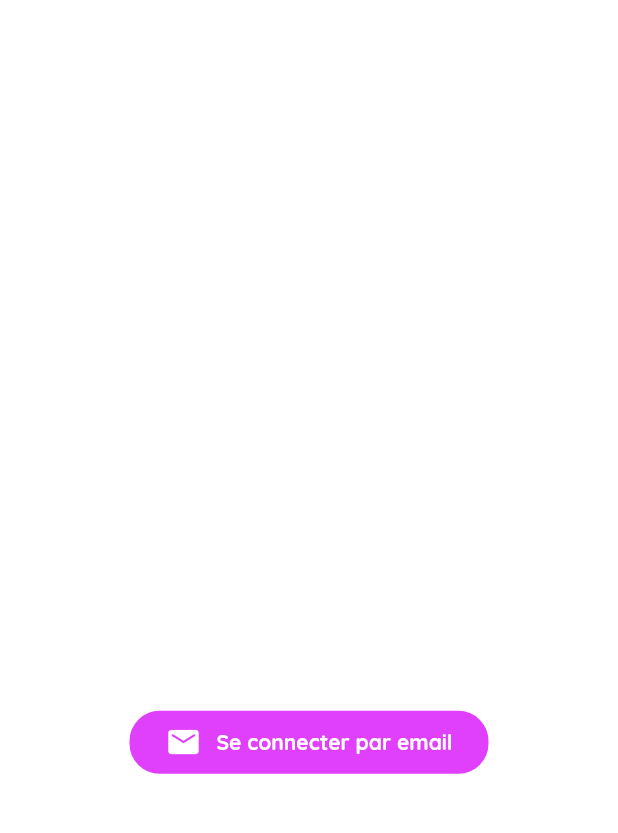
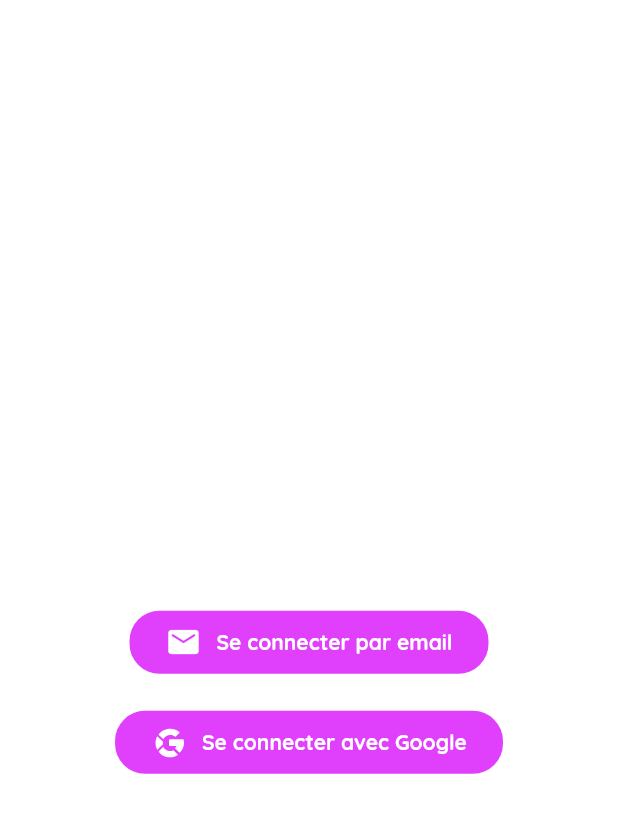
Before and after one commit to Louisp78/Fevly, a Flutter app: the screen it shows after launch, on a phone screen of 412 x 824 dp, the part 388-1221 px from its top. Run offline on Flutter 3.47's test engine with Material 2 defaults, Android fonts, the light colour scheme and no system bars; drawn by our look-alikes of auto_size_text; our stand-ins replace firebase_auth, firebase_core, flutter_svg, google_fonts, google_sign_in, rive; accounts and stored records are empty; generated files the repository leaves out were written again; project files that could hold a hidden picture were left out.

```diff
--- a/fevly/lib/components/custom_text_field.dart
+++ b/fevly/lib/components/custom_text_field.dart
@@ -17,6 +17,7 @@ class CustomTextField extends StatefulWidget {
   final InputDecorationType type;
   final TextEditingController? controller;
   final String? error_msg;
+  final TextInputType? textInputType;
 
   const CustomTextField(
       {this.obscureText = false,
@@ -32,7 +33,8 @@ class CustomTextField extends StatefulWidget {
       required this.hintText,
       this.type = InputDecorationType.basic,
       this.controller,
-      this.error_msg = null});
+      this.error_msg,
+      this.textInputType});
 
   @override
   _CustomTextFieldState createState() => _CustomTextFieldState();
@@ -53,6 +55,7 @@ class _CustomTextFieldState extends State<CustomTextField> {
         borderRadius: BorderRadius.circular(20),
       ),
       child: TextFormField(
+          keyboardType: widget.textInputType,
           controller: _controller,
           onEditingComplete: widget.withCleaning
               ? () {
@@ -93,6 +96,7 @@ class _CustomTextFieldState extends State<CustomTextField> {
           hintText: widget.hintText,
           hintStyle: widget.hintStyle,
           errorText: widget.error_msg,
+          errorMaxLines: 2,
         ).applyDefaults(themeInput);
     }
   }
--- a/fevly/lib/errors_msg.dart
+++ b/fevly/lib/errors_msg.dart
@@ -1,5 +1,6 @@
 const Kemail_error_msg = 'Entrer une adresse email';
-const Kpassword_error_msg = 'Entrer un mot de passe';
+const Kpassword_error_msg =
+    'Entrer un mot de passe valide (8 caractères, chiffres, lettres)';
 const Kpassword_error_long_msg = """
 Le mot de passe doit respecter les criteres suivant:
 - 8 caractères ou +
--- a/fevly/lib/routes.dart
+++ b/fevly/lib/routes.dart
@@ -1,8 +1,9 @@
+import 'package:fevly/components/custom_snackbar.dart';
+import 'package:fevly/constant.dart';
 import 'package:fevly/models/user.dart';
 import 'package:fevly/screens/auth/auth_screen.dart';
 import 'package:fevly/screens/condition_of_use/condition_of_use_screen.dart';
 import 'package:fevly/screens/dashboard/dashboard_screen.dart';
-import 'package:fevly/screens/login/login_screen.dart';
 import 'package:fevly/screens/notifications/notifications_screen.dart';
 import 'package:fevly/screens/party/party_screen.dart';
 import 'package:fevly/screens/party_info/party_info_screen.dart';
@@ -19,25 +20,27 @@ import 'models/party.dart';
 mixin RouterNav {
   static Route<dynamic> generateRoute(RouteSettings settings) {
     switch (settings.name) {
+
+      // FIXME : find a better way to rebuild and keep the good route
       case '/':
         return PageRouteBuilder(
           pageBuilder: (context, animation, secondaryAnimation) =>
               Consumer<ApplicationState>(builder: (context, appState, _) {
-            if (appState.loginState == ApplicationLoginState.loggedIn)
+            final ApplicationState appState =
+                Provider.of<ApplicationState>(context);
+            if (appState.loginState == ApplicationLoginState.loggedIn) {
+              //return Navigator.pushNamed(context, '/dashboard');
               return const DashboardScreen();
-            else {
+            } else {
               return const AuthScreen();
+              //Navigator.pushNamed(context, '/auth');
             }
           }),
+          transitionsBuilder: slideUpTransition(),
+          transitionDuration: const Duration(milliseconds: 1000),
         );
-      case '/login':
-        return PageRouteBuilder(
-          pageBuilder: (context, animation, secondaryAnimation) =>
-              const LoginScreen(),
-          transitionsBuilder: slideLeftTransition(),
-          transitionDuration: const Duration(milliseconds: 500),
-        );
-      case '/signin_step1':
+
+      case '/auth':
         return PageRouteBuilder(
           pageBuilder: (context, animation, secondaryAnimation) =>
               const AuthScreen(),
@@ -55,32 +58,6 @@ mixin RouterNav {
           transitionDuration: const Duration(milliseconds: 500),
         );
 
-      /*
-      ! Not for minimal version
-      case '/profile/my_lists':
-        return PageRouteBuilder(
-          pageBuilder: (context, animation, secondaryAnimation) =>
-              MyListsScreen(
-            listOfGuestList: kCurrentUser.listOfGuestList,
-            listOfProductList: kCurrentUser.listOfProductList,
-          ),
-        );
-
-      case '/profile/my_lists/product_list':
-        return PageRouteBuilder(
-          pageBuilder: (context, animation, secondaryAnimation) =>
-              ProductListScreen(
-            productList: settings.arguments! as ProductList,
-          ),
-        );
-
-      case '/profile/my_lists/guest_list':
-        return PageRouteBuilder(
-          pageBuilder: (context, animation, secondaryAnimation) =>
-              ProductListScreen(
-            productList: settings.arguments! as ProductList,
-          ),
-        );*/
       case '/search':
         return PageRouteBuilder(
           pageBuilder: (context, animation, secondaryAnimation) {
@@ -94,13 +71,13 @@ mixin RouterNav {
               type: args['type'] as SearchScreenType,
             );
           },
+          transitionsBuilder: slideLeftTransition(),
         );
 
       case '/dashboard':
         return PageRouteBuilder(
           pageBuilder: (context, animation, secondaryAnimation) =>
               const DashboardScreen(),
-          transitionsBuilder: slideUpTransition(),
           transitionDuration: const Duration(milliseconds: 500),
         );
 
@@ -136,3 +113,30 @@ mixin RouterNav {
     }
   }
 }
+
+      /*
+      ! Not for minimal version
+      case '/profile/my_lists':
+        return PageRouteBuilder(
+          pageBuilder: (context, animation, secondaryAnimation) =>
+              MyListsScreen(
+            listOfGuestList: kCurrentUser.listOfGuestList,
+            listOfProductList: kCurrentUser.listOfProductList,
+          ),
+        );
+
+      case '/profile/my_lists/product_list':
+        return PageRouteBuilder(
+          pageBuilder: (context, animation, secondaryAnimation) =>
+              ProductListScreen(
+            productList: settings.arguments! as ProductList,
+          ),
+        );
+
+      case '/profile/my_lists/guest_list':
+        return PageRouteBuilder(
+          pageBuilder: (context, animation, secondaryAnimation) =>
+              ProductListScreen(
+            productList: settings.arguments! as ProductList,
+          ),
+        );*/
--- a/fevly/lib/screens/auth/components/email_form.dart
+++ b/fevly/lib/screens/auth/components/email_form.dart
@@ -61,6 +61,7 @@ class _EmailFormState extends State<EmailForm>
                 SizedBox(
                   width: size.width * 0.7,
                   child: CustomTextField(
+                    textInputType: TextInputType.emailAddress,
                     error_msg: email_error_msg,
                     controller: _controller,
                     hintStyle: kBasicHintStyle(textTheme: textTheme),
--- a/fevly/lib/screens/auth/components/form_section.dart
+++ b/fevly/lib/screens/auth/components/form_section.dart
@@ -1,13 +1,10 @@
-import 'package:auto_size_text/auto_size_text.dart';
-import 'package:fevly/components/custom_text_button.dart';
-import 'package:fevly/constant.dart';
 import 'package:fevly/screens/auth/components/email_form.dart';
+import 'package:fevly/screens/auth/components/pick_connexion_method.dart';
 import 'package:fevly/screens/auth/components/register_form.dart';
 import 'package:fevly/screens/auth/components/sign_in_form.dart';
+import 'package:fevly/screens/auth/components/verify_email_screen.dart';
 import 'package:fevly/service/application_state.dart';
-import 'package:fevly/styles/theme.dart';
 import 'package:flutter/material.dart';
-import 'package:google_fonts/google_fonts.dart';
 import 'package:provider/provider.dart';
 
 /// Form multiusage depending of application state
@@ -16,48 +13,10 @@ class FormSection extends StatelessWidget {
   @override
   Widget build(BuildContext context) {
     final ApplicationState appState = Provider.of<ApplicationState>(context);
-    final Size size = MediaQuery.of(context).size;
-    final ColorScheme themeColor = Theme.of(context).colorScheme;
-    final TextTheme textTheme =
-        GoogleFonts.quicksandTextTheme(Theme.of(context).textTheme);
 
     switch (appState.loginState) {
       case ApplicationLoginState.loggedOut:
-        return SizedBox(
-          width: size.width * 0.7,
-          child: Column(
-            children: [
-              SizedBox(height: kBasicVerticalPadding(size: size)),
-              AutoSizeText.rich(
-                TextSpan(text: 'F', children: [
-                  TextSpan(
-                    text: 'evly',
-                    style: textTheme.headline1!.copyWith(
-                      fontSize: 65,
-                      letterSpacing: 3,
-                      color: themeColor.onBackground,
-                      fontWeight: FontWeight.bold,
-                    ),
-                  ),
-                ]),
-                style: textTheme.headline1!
-                    .copyWith(color: themeColor.primary, fontSize: 75),
-              ),
-              Spacer(),
-              CustomTextButton(
-                press: () => appState.startLoginFlow(),
-                text: 'Se connecter par email',
-                prefixIcon: Icon(
-                  Icons.email_rounded,
-                  color: themeColor.background,
-                ),
-              ),
-              SizedBox(
-                height: kBasicVerticalPadding(size: size),
-              ),
-            ],
-          ),
-        );
+        return PickConnexionMethod();
       case ApplicationLoginState.emailAddress:
         return EmailForm();
       case ApplicationLoginState.password:
@@ -69,6 +28,9 @@ class FormSection extends StatelessWidget {
         return RegisterForm(
           email: appState.emailAddress!,
         );
+      case ApplicationLoginState.verifyEmail:
+        return VerifyEmailScreen();
+
       default:
         return Center(
           child: Text('Error'),
--- /dev/null
+++ b/fevly/lib/screens/auth/components/pick_connexion_method.dart
@@ -0,0 +1,65 @@
+import 'package:flutter/material.dart';
+import 'package:auto_size_text/auto_size_text.dart';
+import 'package:fevly/components/custom_text_button.dart';
+import 'package:fevly/constant.dart';
+import 'package:fevly/service/application_state.dart';
+import 'package:flutter_svg/svg.dart';
+import 'package:google_fonts/google_fonts.dart';
+import 'package:provider/provider.dart';
+
+class PickConnexionMethod extends StatelessWidget {
+  const PickConnexionMethod();
+
+  @override
+  Widget build(BuildContext context) {
+    final ColorScheme themeColor = Theme.of(context).colorScheme;
+    final TextTheme textTheme =
+        GoogleFonts.quicksandTextTheme(Theme.of(context).textTheme);
+    final ApplicationState appState = Provider.of<ApplicationState>(context);
+    final Size size = MediaQuery.of(context).size;
+    return SizedBox(
+      width: size.width * 0.7,
+      child: Column(
+        children: [
+          SizedBox(height: kBasicVerticalPadding(size: size)),
+          AutoSizeText.rich(
+            TextSpan(text: 'F', children: [
+              TextSpan(
+                text: 'evly',
+                style: textTheme.headline1!.copyWith(
+                  fontSize: 65,
+                  letterSpacing: 3,
+                  color: themeColor.onBackground,
+                  fontWeight: FontWeight.bold,
+                ),
+              ),
+            ]),
+            style: textTheme.headline1!
+                .copyWith(color: themeColor.primary, fontSize: 75),
+          ),
+          Spacer(),
+          CustomTextButton(
+            press: () => appState.startLoginFlow(),
+            text: 'Se connecter par email',
+            prefixIcon: Icon(
+              Icons.email_rounded,
+              color: themeColor.background,
+            ),
+          ),
+          SizedBox(
+            height: kBasicVerticalPadding(size: size),
+          ),
+          CustomTextButton(
+            press: () => appState.signInWithGoogle(),
+            text: 'Se connecter avec Google',
+            prefixIcon: SvgPicture.asset('assets/base/google.svg',
+                color: themeColor.background),
+          ),
+          SizedBox(
+            height: kBasicVerticalPadding(size: size),
+          ),
+        ],
+      ),
+    );
+  }
+}
--- a/fevly/pubspec.yaml
+++ b/fevly/pubspec.yaml
@@ -37,6 +37,9 @@ dependencies:
   firebase_auth: ^3.3.14
   firebase_core: ^1.14.1
   rive: ^0.8.4
+  google_sign_in: ^5.3.0
+  page_transition: ^2.0.5
+
 
 
 dev_dependencies:
```
Also changed, not shown: fevly/lib/components/custom_snackbar.dart (+6 -8 lines), fevly/lib/functions/change_relation_state.dart (+7 -6 lines), fevly/lib/screens/auth/components/register_form.dart (+8 -11 lines), fevly/lib/screens/auth/components/verify_email_screen.dart (added, +110 -0 lines), fevly/lib/screens/dashboard/dashboard_screen.dart (+12 -4 lines), fevly/lib/service/application_state.dart (+40 -8 lines), fevly/lib/styles/transition.dart (+54 -0 lines), fevly/lib/validator.dart (+10 -0 lines), fevly/pubspec.lock, old/screens_old/login/components/body.dart (renamed from fevly/lib/screens/login/components/body.dart), old/screens_old/login/components/bottom_section.dart (renamed from fevly/lib/screens/login/components/bottom_section.dart), old/screens_old/login/components/form_section.dart (renamed from fevly/lib/screens/login/components/form_section.dart), old/screens_old/login/login_screen.dart (renamed from fevly/lib/screens/login/login_screen.dart), old/screens_old/login/view_models/login_model_view.dart (renamed from fevly/lib/screens/login/view_models/login_model_view.dart), 1 other file.
